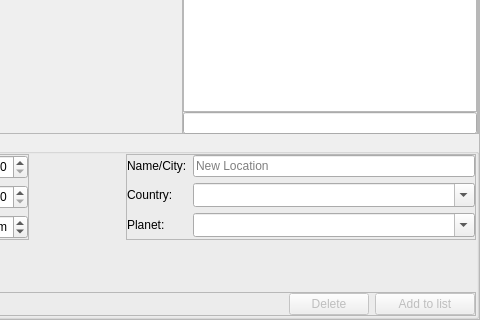
Old version of the form src/gui/locationDialogGui.ui in the repository 519984307/stellarium_src; both pictures show x 220 to 700 and y 132 to 452 of the 700 by 452 pixel window.
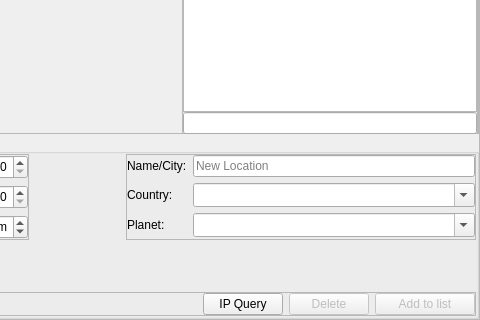
New version of the form. Icons and pictures are not drawn. Custom widgets are drawn as their Qt base class.

Commit message: added functionality to optionally use IP-based location query at startup or from location panel.

```diff
--- a/src/gui/locationDialogGui.ui
+++ b/src/gui/locationDialogGui.ui
@@ -448,6 +448,19 @@
               </property>
              </spacer>
             </item>
+            <item>
+             <widget class="QPushButton" name="ipQueryPushButton">
+              <property name="minimumSize">
+               <size>
+                <width>30</width>
+                <height>0</height>
+               </size>
+              </property>
+              <property name="text">
+               <string>IP Query</string>
+              </property>
+             </widget>
+            </item>
             <item>
              <widget class="QPushButton" name="deleteLocationFromListPushButton">
               <property name="enabled">
```
The commit also changes 5 other files.
